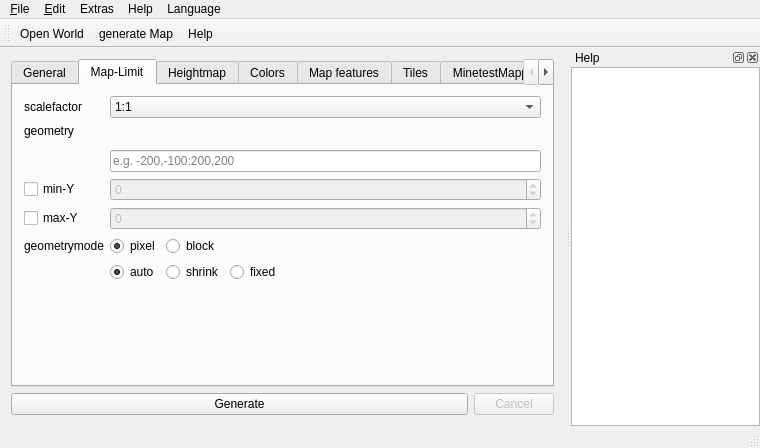
Before: the Qt Designer form mainwindow.ui in AirSThib/MinetestMapperGUI, drawn with Qt 5.
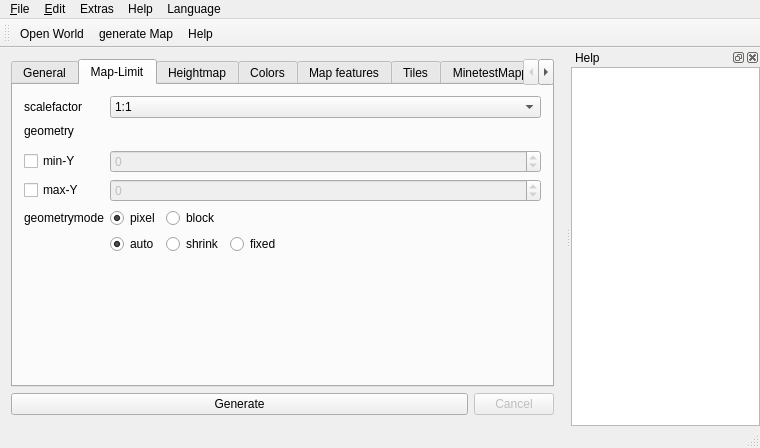
After: the same form once the commit is applied. The open tabs and pages were chosen to show the change. Icons and pictures are not drawn. Custom widgets are drawn as their Qt base class.

Commit message: Allow setting geometry manually as well

What changed in the file:
```diff
--- a/mainwindow.ui
+++ b/mainwindow.ui
@@ -198,39 +198,7 @@
         <string>Map-Limit</string>
        </attribute>
        <layout class="QGridLayout" name="gridLayout_8">
-        <item row="13" column="4">
-         <spacer name="verticalSpacer_5">
-          <property name="orientation">
-           <enum>Qt::Vertical</enum>
-          </property>
-          <property name="sizeHint" stdset="0">
-           <size>
-            <width>20</width>
-            <height>40</height>
-           </size>
-          </property>
-         </spacer>
-        </item>
-        <item row="7" column="4">
-         <widget class="QSpinBox" name="maxY">
-          <property name="enabled">
-           <bool>false</bool>
-          </property>
-          <property name="toolTip">
-           <string>Nodes higher than this level will not be drawn. This can be used to avoid floating islands or floating artefacts from abscuring the world below.</string>
-          </property>
-          <property name="statusTip">
-           <string>Specify the upper height limit for the map</string>
-          </property>
-          <property name="minimum">
-           <number>-30000</number>
-          </property>
-          <property name="maximum">
-           <number>30000</number>
-          </property>
-         </widget>
-        </item>
-        <item row="6" column="4">
+        <item row="5" column="4">
          <widget class="QSpinBox" name="minY">
           <property name="enabled">
            <bool>false</bool>
@@ -249,7 +217,7 @@
           </property>
          </widget>
         </item>
-        <item row="8" column="4" rowspan="2">
+        <item row="7" column="4" rowspan="2">
          <layout class="QGridLayout" name="gridLayout_10">
           <item row="1" column="0">
            <widget class="QRadioButton" name="geometrymode_auto">
@@ -356,24 +324,14 @@
           </property>
          </widget>
         </item>
-        <item row="3" column="4">
-         <widget class="QLineEdit" name="geometry">
-          <property name="text">
-           <string notr="true"/>
-          </property>
-          <property name="placeholderText">
-           <string>e.g. -200,-100:200,200</string>
-          </property>
-         </widget>
-        </item>
-        <item row="6" column="0">
+        <item row="5" column="0">
          <widget class="QCheckBox" name="checkBox_minY">
           <property name="text">
            <string>min-Y</string>
           </property>
          </widget>
         </item>
-        <item row="7" column="0">
+        <item row="6" column="0">
          <widget class="QCheckBox" name="checkBox_maxY">
           <property name="statusTip">
            <string>Specify the upper height limit for the map</string>
@@ -422,7 +380,7 @@
           </property>
          </widget>
         </item>
-        <item row="8" column="0">
+        <item row="7" column="0">
          <widget class="QLabel" name="label_8">
           <property name="text">
            <string>geometrymode</string>
@@ -430,7 +388,39 @@
          </widget>
         </item>
         <item row="1" column="4" rowspan="2">
-         <widget class="GeometryWidget" name="geometryWidget" native="true"/>
+         <widget class="GeometryWidget" name="geometry" native="true"/>
+        </item>
+        <item row="12" column="4">
+         <spacer name="verticalSpacer_5">
+          <property name="orientation">
+           <enum>Qt::Vertical</enum>
+          </property>
+          <property name="sizeHint" stdset="0">
+           <size>
+            <width>20</width>
+            <height>40</height>
+           </size>
+          </property>
+         </spacer>
+        </item>
+        <item row="6" column="4">
+         <widget class="QSpinBox" name="maxY">
+          <property name="enabled">
+           <bool>false</bool>
+          </property>
+          <property name="toolTip">
+           <string>Nodes higher than this level will not be drawn. This can be used to avoid floating islands or floating artefacts from abscuring the world below.</string>
+          </property>
+          <property name="statusTip">
+           <string>Specify the upper height limit for the map</string>
+          </property>
+          <property name="minimum">
+           <number>-30000</number>
+          </property>
+          <property name="maximum">
+           <number>30000</number>
+          </property>
+         </widget>
         </item>
        </layout>
       </widget>
```
The commit also changes 4 other files.
